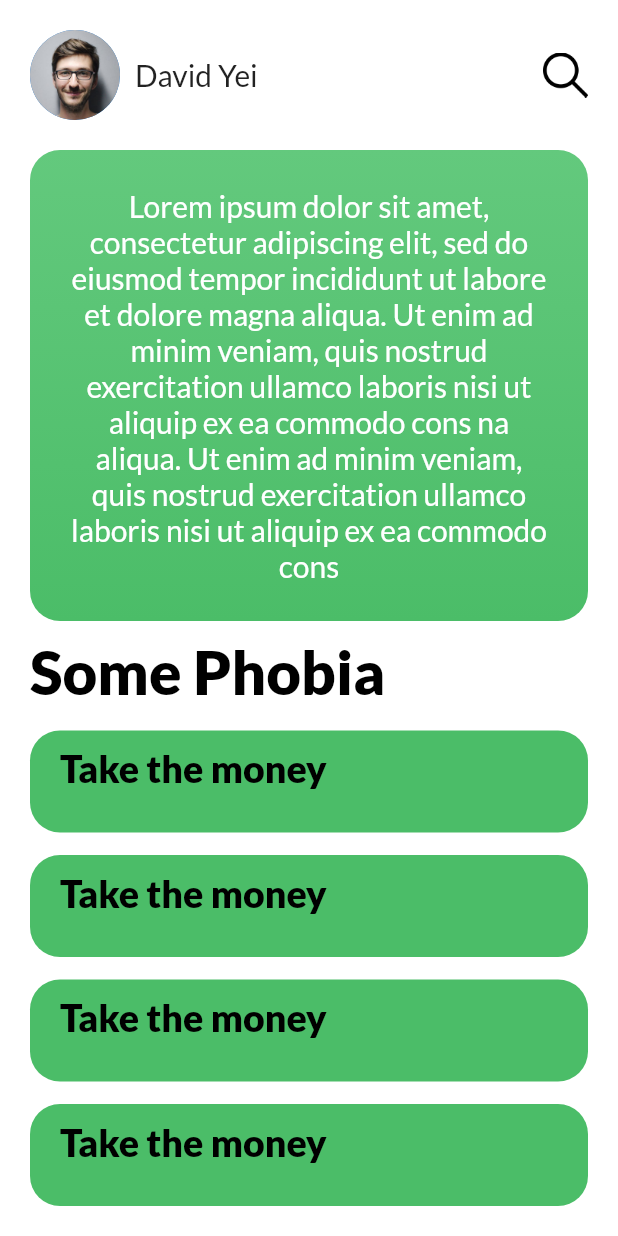
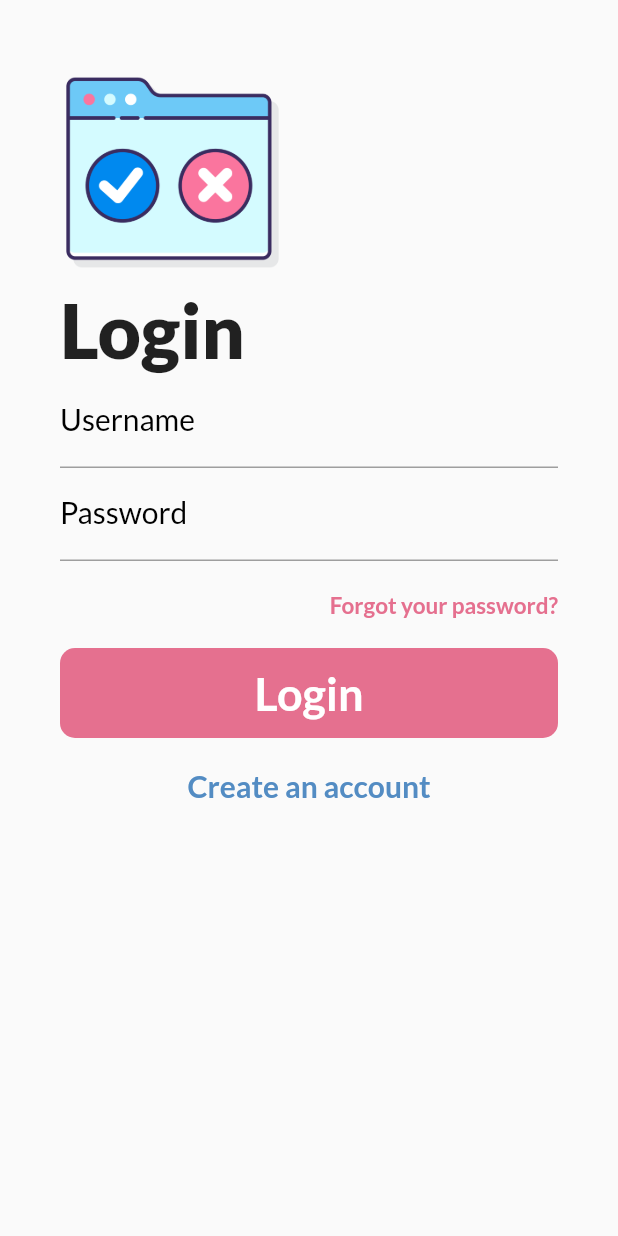
Before and after one commit to Isaac-Tong/selectionphobia-mobile, a Flutter app: the screen it shows after launch, on a phone screen of 412 x 824 dp. Run offline on Flutter 3.47's test engine with Material 2 defaults, Android fonts, the phone set to English and light mode, and no system bars.

Commit message:
login finished

```diff
--- a/lib/constants.dart
+++ b/lib/constants.dart
@@ -2,3 +2,5 @@ import 'package:flutter/material.dart';
 
 const mainColor = Color(0xff4bbd68);
 const offsetColor = Color(0xff63c97d);
+const pinkColor = Color(0xffe5708f);
+const darkblueColor = Color(0xff538cc3);
--- a/lib/main.dart
+++ b/lib/main.dart
@@ -1,5 +1,6 @@
 import 'package:flutter/material.dart';
 import 'package:selectionphobiamobile/screens/choice_screen.dart';
+import 'screens/login_screen.dart';
 void main() {
   runApp(MyApp());
 }
@@ -10,7 +11,7 @@ class MyApp extends StatelessWidget {
   Widget build(BuildContext context) {
     return MaterialApp(
       title: 'Flutter Demo',
-      home: ChoiceScreen()
+      home: LoginScreen(),
     );
   }
 }
--- a/lib/screens/choice_screen.dart
+++ b/lib/screens/choice_screen.dart
@@ -227,9 +227,6 @@ class _ChoiceScreenState extends State<ChoiceScreen> {
                     ),
                   ),
                 ),
-
-
-
               ],
             ),
           ),
--- /dev/null
+++ b/lib/screens/login_screen.dart
@@ -0,0 +1,153 @@
+import 'package:flutter/material.dart';
+import 'package:selectionphobiamobile/constants.dart';
+
+class LoginScreen extends StatefulWidget {
+  @override
+  _LoginScreenState createState() => _LoginScreenState();
+}
+
+class _LoginScreenState extends State<LoginScreen> {
+  @override
+  Widget build(BuildContext context) {
+    return Scaffold(
+      body: SafeArea(
+        child: Container(
+          padding: EdgeInsets.all(40),
+          child: SingleChildScrollView(
+            child: Column(
+              crossAxisAlignment: CrossAxisAlignment.stretch,
+              mainAxisAlignment: MainAxisAlignment.center,
+              children: <Widget>[
+                Row(
+                  children: <Widget>[
+                    Image(
+                      height: 150,
+                      image: AssetImage('assets/images/yes-or-no.png')
+                    ),
+                  ],
+                ),
+                Row(
+                  children: <Widget>[
+                    Text(
+                      'Login',
+                      style: TextStyle(
+                        fontFamily: 'Lato',
+                        fontWeight: FontWeight.w900,
+                        fontSize: 50,
+                      ),
+                    ),
+                  ],
+                ),
+                TextFormField(
+                  cursorColor: pinkColor,
+                  decoration: InputDecoration(
+
+                    labelText: 'Username',
+                    focusColor: Colors.red,
+                    labelStyle: TextStyle(
+                      color: Colors.black,
+                      fontFamily: 'Lato',
+                      fontSize: 20,
+                    ),
+                    enabledBorder: UnderlineInputBorder(
+                      borderSide: BorderSide(color: Colors.grey),
+                    ),
+                    focusedBorder: UnderlineInputBorder(
+                      borderSide: BorderSide(color: pinkColor),
+                    ),
+                  ),
+                  onSaved: (String value) {
+                    // This optional block of code can be used to run
+                    // code when the user saves the form.
+                  },
+                  validator: (String value) {
+                    return value.contains('@') ? 'Do not use the @ char.' : null;
+                  },
+                ),
+                TextFormField(
+                  cursorColor: pinkColor,
+                  decoration: InputDecoration(
+
+                    labelText: 'Password',
+                    focusColor: Colors.red,
+                    labelStyle: TextStyle(
+                      color: Colors.black,
+                      fontFamily: 'Lato',
+                      fontSize: 20,
+                    ),
+                    enabledBorder: UnderlineInputBorder(
+                      borderSide: BorderSide(color: Colors.grey),
+                    ),
+                    focusedBorder: UnderlineInputBorder(
+                      borderSide: BorderSide(color: pinkColor),
+                    ),
+                  ),
+                  onSaved: (String value) {
+                    // This optional block of code can be used to run
+                    // code when the user saves the form.
+                  },
+                  validator: (String value) {
+                    return value.contains('@') ? 'Do not use the @ char.' : null;
+                  },
+                ),
+                SizedBox(
+                  height: 20,
+                ),
+                //TODO:
+                Row(
+                  mainAxisAlignment: MainAxisAlignment.end,
+                  children: <Widget>[
+                    Text(
+                      'Forgot your password?',
+                      style: TextStyle(
+                        color: pinkColor,
+                        fontFamily: 'Lato',
+                        fontSize: 15,
+                        fontWeight: FontWeight.bold,
+                      ),
+                    ),
+                  ],
+                ),
+                SizedBox(
+                  height: 20,
+                ),
+                Container(
+                  decoration: BoxDecoration(
+                    color: pinkColor,
+                    borderRadius: BorderRadius.all(Radius.circular(10)),
+                  ),
+                  child: Padding(
+                    padding: EdgeInsets.all(12),
+                    child: Text(
+                      'Login',
+                      textAlign: TextAlign.center,
+                      style: TextStyle(
+                        fontFamily: 'Lato',
+                        color: Colors.white,
+                        fontWeight: FontWeight.w600,
+                        fontSize: 30,
+                      ),
+                    ),
+                  ),
+                ),
+                SizedBox(
+                  height: 20,
+                ),
+                Text(
+                  'Create an account',
+                  textAlign: TextAlign.center,
+                  style: TextStyle(
+                    fontFamily: 'Lato',
+                    color: darkblueColor,
+                    fontWeight: FontWeight.w600,
+                    fontSize: 20,
+                  ),
+                ),
+              ],
+            ),
+          ),
+        ),
+      ),
+    );
+  }
+}
```
Also changed, not shown: assets/images/yes-or-no.png (added).
